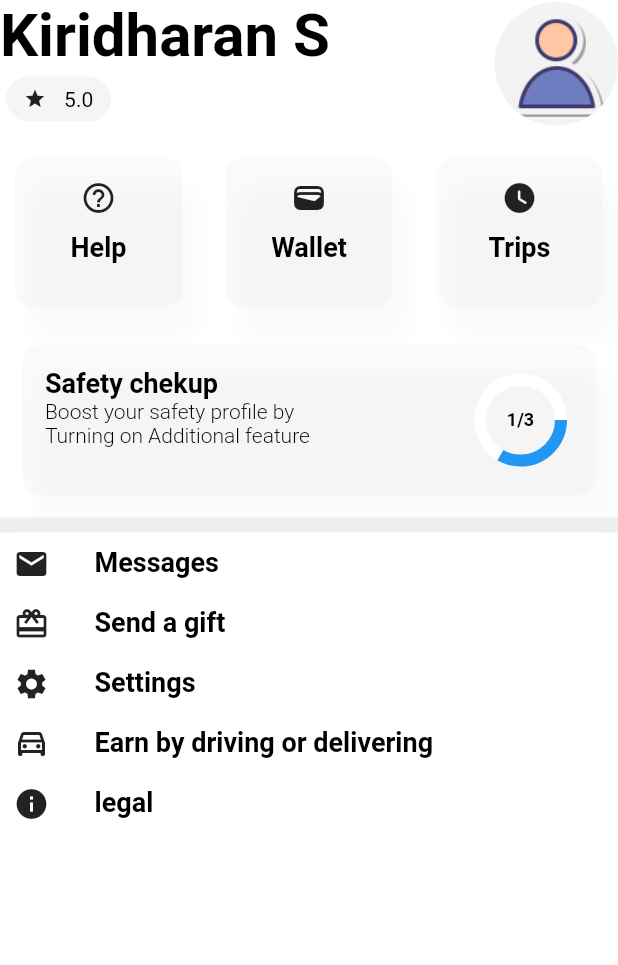
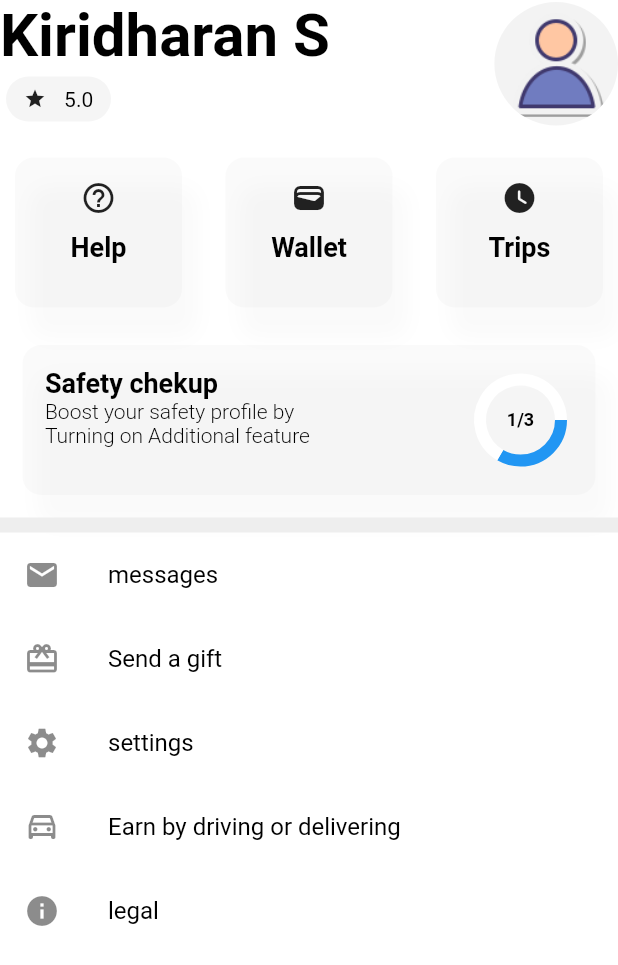
Before and after one commit to kiridharan/olacab_clone, a Flutter app: the ProfilePage screen opened by its route, on a phone screen of 412 x 824 dp. Shown: the top 965 px of the screen. Run offline on Flutter 3.47's test engine with Material 2 defaults, Android fonts, the phone set to English and light mode, and no system bars; drawn by our look-alikes of pie_chart; our stand-ins replace flutter_svg, flutter_svg_provider, google_maps_flutter, google_sign_in, location, simple_circular_progress_bar; network calls fail; Roboto replaces fonts that are missing (Nunito); project files that could hold a hidden picture were left out.

Commit message:
settings page Complete

```diff
--- a/lib/UI/pages/ProfilePage.dart
+++ b/lib/UI/pages/ProfilePage.dart
@@ -1,5 +1,4 @@
 import 'package:flutter/material.dart';
-import 'package:untitled/UI/components/profile/custom_button_profile.dart';
 import 'package:untitled/UI/components/profile/custom_list_widget_card.dart';
 import 'package:untitled/UI/components/profile/custom_top_part_profile.dart';
 import 'package:untitled/UI/components/profile/piechart_profile.dart';
@@ -15,7 +14,6 @@ class _ProfilePage extends State<ProfilePage> {
   @override
   void initState() {
     _nav;
-
     super.initState();
   }
 
@@ -33,7 +31,7 @@ class _ProfilePage extends State<ProfilePage> {
     {
       "text": "Settings",
       "Icon": const Icon(Icons.settings),
-      "onpress": () {},
+      "onpress": "settings"
     },
     {
       "text": "Earn by driving or delivering",
@@ -49,6 +47,7 @@ class _ProfilePage extends State<ProfilePage> {
   @override
   Widget build(BuildContext context) {
     return Scaffold(
+      key: GlobalKey(),
       body: SingleChildScrollView(
         child: SafeArea(
           child: Container(
@@ -89,16 +88,51 @@ class _ProfilePage extends State<ProfilePage> {
                 ),
                 SizedBox(
                   height: MediaQuery.of(context).size.height * .5,
-                  child: ListView.builder(
-                    itemCount: _nav.length,
-                    physics: const NeverScrollableScrollPhysics(),
-                    itemBuilder: (context, index) {
-                      return CustButton(
-                        text: _nav[index]["text"].toString(),
-                        icon: _nav[index]["Icon"] as Icon,
-                        onPressed: () => _nav[index]["onpress"]!,
-                      );
-                    },
+                  child: ListView(
+                    children: [
+                      ListTile(
+                        leading: const Icon(Icons.mail),
+                        title: const Text(
+                          "messages",
+                          style: TextStyle(color: Colors.black),
+                        ),
+                        onTap: () {},
+                      ),
+                      ListTile(
+                        leading: const Icon(Icons.card_giftcard),
+                        title: const Text(
+                          "Send a gift",
+                          style: TextStyle(color: Colors.black),
+                        ),
+                        onTap: () {},
+                      ),
+                      ListTile(
+                        leading: const Icon(Icons.settings),
+                        title: const Text(
+                          "settings",
+                          style: TextStyle(color: Colors.black),
+                        ),
+                        onTap: () {
+                          Navigator.pushNamed(context, "settings");
+                        },
+                      ),
+                      ListTile(
+                        leading: const Icon(Icons.drive_eta_outlined),
+                        title: const Text(
+                          "Earn by driving or delivering",
+                          style: TextStyle(color: Colors.black),
+                        ),
+                        onTap: () {},
+                      ),
+                      ListTile(
+                        leading: const Icon(Icons.info),
+                        title: const Text(
+                          "legal",
+                          style: TextStyle(color: Colors.black),
+                        ),
+                        onTap: () {},
+                      ),
+                    ],
                   ),
                 ),
               ],
--- a/lib/main.dart
+++ b/lib/main.dart
@@ -16,7 +16,7 @@ void main() {
       fontFamily: 'Nunito',
     ),
     // TODO - Add a login route in production .
-    initialRoute: 'settings',
+    initialRoute: 'navigation',
     routes: {
       '/': (context) => const HomePage(),
       'navigation': (context) => const Navigation(),
```
Also changed, not shown: lib/UI/pages/settings.dart (+8 -2 lines).
